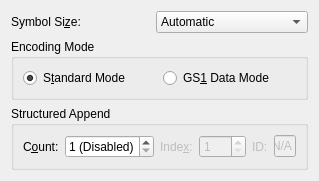
The window that frontend_qt/grpCodeOne.ui (zint/zint) describes before a commit, drawn with Qt 5.
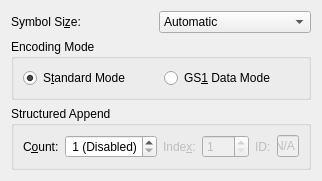
The same window after the commit.

```diff
--- a/frontend_qt/grpCodeOne.ui
+++ b/frontend_qt/grpCodeOne.ui
@@ -178,7 +178,7 @@
 Value ranges from 1 (Disabled) to 128</string>
         </property>
         <property name="specialValueText">
-         <string>1 (Disabled)</string>
+         <string> 1 (Disabled)</string>
         </property>
         <property name="minimum">
          <number>1</number>
```
Left out of the diff: 18 changed lines with no effect on the pictures.
